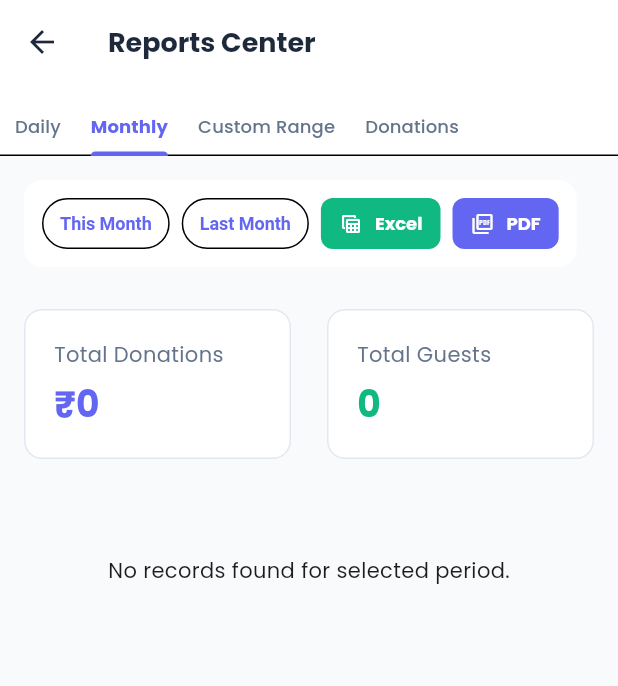
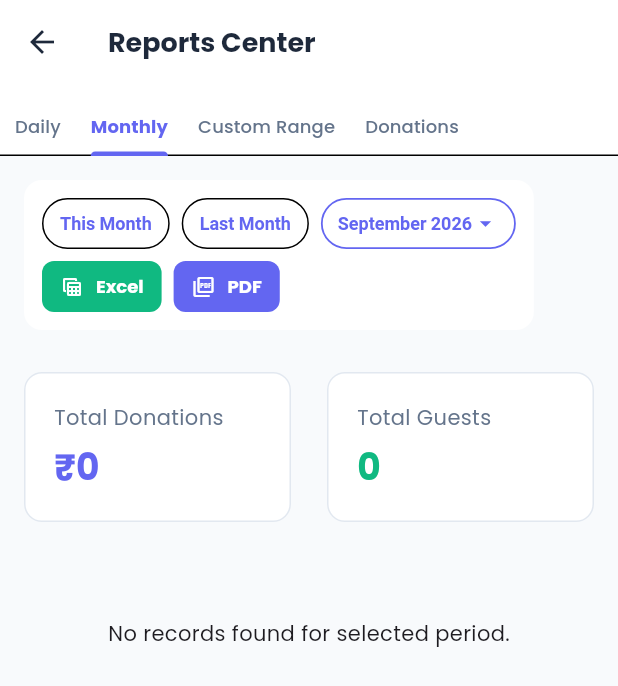
Before and after one commit to mdnaseef2004/City-Guest-Flutter, a Flutter app: the ReportsView screen opened directly, tab 2 chosen, on a phone screen of 412 x 824 dp. Shown: the top 686 px of the screen. Run offline on Flutter 3.47's test engine with Material 3 defaults, Android fonts, the phone set to English and light mode, and no system bars; our stand-ins replace file_picker, firebase_core, firebase_messaging, fl_chart, flutter_local_notifications, google_fonts and 5 more; missing offline and left inert: dart:js, excel, onesignal_flutter; accounts and stored records are empty.

Commit message:
Add Select Month dropdown with Month and Year options in Reports Center

```diff
--- a/lib/views/reports/reports_view.dart
+++ b/lib/views/reports/reports_view.dart
@@ -221,6 +221,60 @@ class _ReportsViewState extends State<ReportsView> with SingleTickerProviderStat
     );
   }
 
+  Widget _buildSelectMonthDropdown() {
+    final now = DateTime.now();
+    final List<Map<String, dynamic>> options = [
+      {'key': '', 'label': 'Select Month'},
+    ];
+
+    for (int y = now.year; y >= now.year - 2; y--) {
+      final maxM = (y == now.year) ? now.month : 12;
+      for (int m = maxM; m >= 1; m--) {
+        final dt = DateTime(y, m, 1);
+        final key = DateFormat('yyyy-MM').format(dt);
+        final label = DateFormat('MMMM yyyy').format(dt);
+        options.add({'key': key, 'label': label, 'date': dt});
+      }
+    }
+
+    final currentKey = DateFormat('yyyy-MM').format(_monthlyDate);
+    final selectedKey = options.any((opt) => opt['key'] == currentKey) ? currentKey : '';
+
+    return Container(
+      height: 34,
+      padding: const EdgeInsets.symmetric(horizontal: 10),
+      decoration: BoxDecoration(
+        color: Theme.of(context).colorScheme.surface,
+        border: Border.all(color: AppColors.primary, width: 1.2),
+        borderRadius: BorderRadius.circular(20),
+      ),
+      child: DropdownButtonHideUnderline(
+        child: DropdownButton<String>(
+          value: selectedKey,
+          isDense: true,
+          icon: const Icon(Icons.arrow_drop_down, size: 18, color: AppColors.primary),
+          style: const TextStyle(fontSize: 12, fontWeight: FontWeight.w600, color: AppColors.primary),
+          onChanged: (val) {
+            if (val == null || val.isEmpty) return;
+            final match = options.firstWhere((opt) => opt['key'] == val, orElse: () => {});
+            if (match.containsKey('date')) {
+              setState(() {
+                _monthlyDate = match['date'] as DateTime;
+              });
+              _loadReportData();
+            }
+          },
+          items: options.map((opt) {
+            return DropdownMenuItem<String>(
+              value: opt['key'] as String,
+              child: Text(opt['label'] as String),
+            );
+          }).toList(),
+        ),
+      ),
+    );
+  }
+
   Widget _buildExportButton({
     required String label,
     required IconData icon,
@@ -290,9 +344,10 @@ class _ReportsViewState extends State<ReportsView> with SingleTickerProviderStat
                     if (_tabController.index == 0) ...[
                       _buildPresetButton('Today'),
                       _buildPresetButton('Yesterday'),
-                    ] else if (_tabController.index == 1) ...[
+                    ] else if (_tabController.index == 1 || _tabController.index == 4) ...[
                       _buildPresetButton('This Month'),
                       _buildPresetButton('Last Month'),
+                      _buildSelectMonthDropdown(),
                     ] else if (_tabController.index == 2) ...[
                       _buildDatePicker('Start Date', _customDateRange?.start, (date) {
                         setState(() {
```
